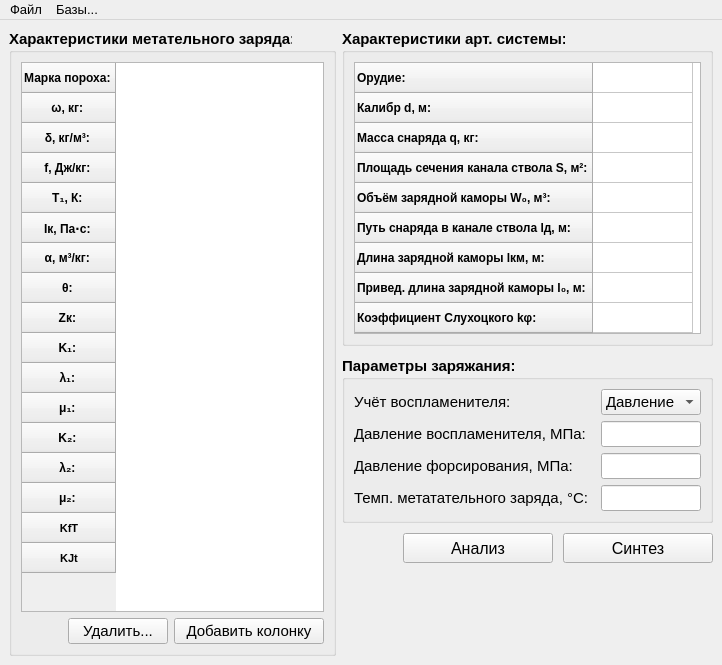
Old version of the form GUI/MainWindow/init.ui in the repository sabbraxcaddabra/IntBalOptimization.
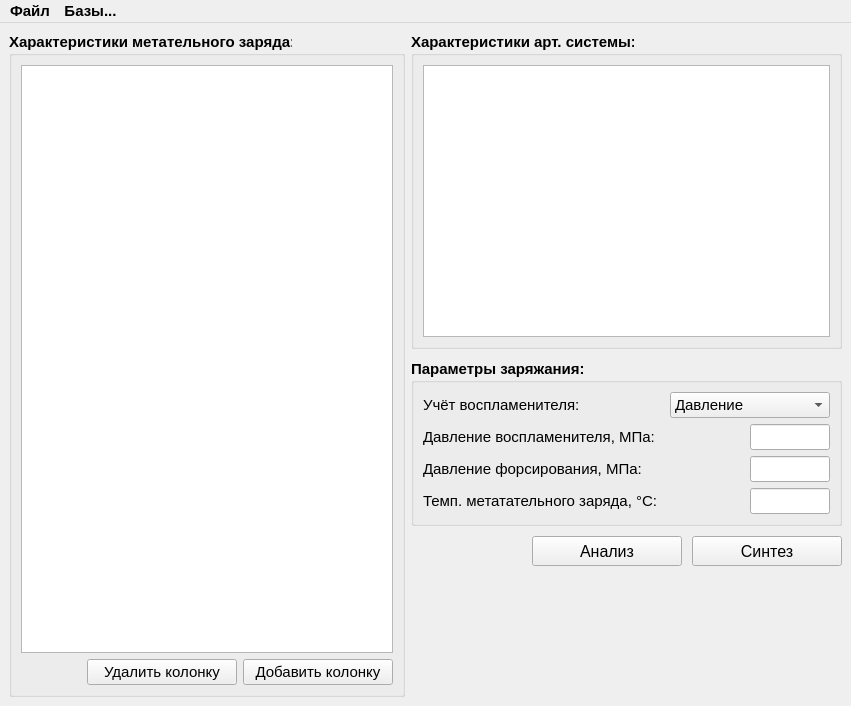
New version of the form.

Patch:
```diff
--- a/GUI/MainWindow/init.ui
+++ b/GUI/MainWindow/init.ui
@@ -9,8 +9,8 @@
    <rect>
     <x>0</x>
     <y>0</y>
-    <width>721</width>
-    <height>665</height>
+    <width>851</width>
+    <height>706</height>
    </rect>
   </property>
   <property name="sizePolicy">
@@ -100,6 +100,9 @@
     <pointsize>8</pointsize>
    </font>
   </property>
+  <property name="focusPolicy">
+   <enum>Qt::TabFocus</enum>
+  </property>
   <property name="contextMenuPolicy">
    <enum>Qt::CustomContextMenu</enum>
   </property>
@@ -154,7 +157,7 @@
             </font>
            </property>
            <property name="focusPolicy">
-            <enum>Qt::NoFocus</enum>
+            <enum>Qt::TabFocus</enum>
            </property>
            <property name="contextMenuPolicy">
             <enum>Qt::CustomContextMenu</enum>
@@ -201,182 +204,11 @@
            <attribute name="verticalHeaderMinimumSectionSize">
             <number>30</number>
            </attribute>
-           <row>
-            <property name="text">
-             <string>Орудие:</string>
-            </property>
-            <property name="font">
-             <font>
-              <weight>75</weight>
-              <bold>true</bold>
-             </font>
-            </property>
-           </row>
-           <row>
-            <property name="text">
-             <string>Калибр d, м:</string>
-            </property>
-            <property name="font">
-             <font>
-              <weight>75</weight>
-              <bold>true</bold>
-             </font>
-            </property>
-           </row>
-           <row>
-            <property name="text">
-             <string>Масса снаряда q, кг:</string>
-            </property>
-            <property name="font">
-             <font>
-              <weight>75</weight>
-              <bold>true</bold>
-             </font>
-            </property>
-           </row>
-           <row>
-            <property name="text">
-             <string>Площадь сечения канала ствола S, м²: </string>
-            </property>
-            <property name="font">
-             <font>
-              <weight>75</weight>
-              <bold>true</bold>
-             </font>
-            </property>
-           </row>
-           <row>
-            <property name="text">
-             <string>Объём зарядной каморы W₀, м³:</string>
-            </property>
-            <property name="font">
-             <font>
-              <weight>75</weight>
-              <bold>true</bold>
-             </font>
-            </property>
-           </row>
-           <row>
-            <property name="text">
-             <string>Путь снаряда в канале ствола lд, м:</string>
-            </property>
-            <property name="font">
-             <font>
-              <weight>75</weight>
-              <bold>true</bold>
-             </font>
-            </property>
-           </row>
-           <row>
-            <property name="text">
-             <string>Длина зарядной каморы lкм, м:</string>
-            </property>
-            <property name="font">
-             <font>
-              <weight>75</weight>
-              <bold>true</bold>
-             </font>
-            </property>
-           </row>
-           <row>
-            <property name="text">
-             <string>Привед. длина зарядной каморы l₀, м:</string>
-            </property>
-            <property name="font">
-             <font>
-              <weight>75</weight>
-              <bold>true</bold>
-             </font>
-            </property>
-           </row>
-           <row>
-            <property name="text">
-             <string>Коэффициент Слухоцкого kφ:</string>
-            </property>
-            <property name="font">
-             <font>
-              <weight>75</weight>
-              <bold>true</bold>
-             </font>
-            </property>
-           </row>
            <column>
             <property name="text">
              <string/>
             </property>
            </column>
-           <item row="0" column="0">
-            <property name="text">
-             <string/>
-            </property>
-            <property name="textAlignment">
-             <set>AlignCenter</set>
-            </property>
-           </item>
-           <item row="1" column="0">
-            <property name="text">
-             <string/>
-            </property>
-            <property name="textAlignment">
-             <set>AlignCenter</set>
-            </property>
-           </item>
-           <item row="2" column="0">
-            <property name="text">
-             <string/>
-            </property>
-            <property name="textAlignment">
-             <set>AlignCenter</set>
-            </property>
-           </item>
-           <item row="3" column="0">
-            <property name="text">
-             <string/>
-            </property>
-            <property name="textAlignment">
-             <set>AlignCenter</set>
-            </property>
-           </item>
-           <item row="4" column="0">
-            <property name="text">
-             <string/>
-            </property>
-            <property name="textAlignment">
-             <set>AlignCenter</set>
-            </property>
-           </item>
-           <item row="5" column="0">
-            <property name="text">
-             <string/>
-            </property>
-            <property name="textAlignment">
-             <set>AlignCenter</set>
-            </property>
-           </item>
-           <item row="6" column="0">
-            <property name="text">
-             <string/>
-            </property>
-            <property name="textAlignment">
-             <set>AlignCenter</set>
-            </property>
-           </item>
-           <item row="7" column="0">
-            <property name="text">
-             <string/>
-            </property>
-            <property name="textAlignment">
-             <set>AlignCenter</set>
-            </property>
-           </item>
-           <item row="8" column="0">
-            <property name="text">
-             <string/>
-            </property>
-            <property name="textAlignment">
-             <set>AlignCenter</set>
-            </property>
-           </item>
           </widget>
          </item>
         </layout>
@@ -395,8 +227,8 @@
          <string>Параметры заряжания:</string>
         </property>
         <layout class="QGridLayout" name="gridLayout_2">
-         <item row="1" column="0">
-          <widget class="QLabel" name="label_PressIgnit">
+         <item row="3" column="0">
+          <widget class="QLabel" name="label_Temp">
            <property name="font">
             <font>
              <pointsize>11</pointsize>
@@ -405,7 +237,7 @@
             </font>
            </property>
            <property name="text">
-            <string>Давление воспламенителя, МПа:  </string>
+            <string>Темп. метатательного заряда, °С: </string>
            </property>
           </widget>
          </item>
@@ -423,6 +255,20 @@
            </property>
           </widget>
          </item>
+         <item row="1" column="0">
+          <widget class="QLabel" name="label_PressIgnit">
+           <property name="font">
+            <font>
+             <pointsize>11</pointsize>
+             <weight>50</weight>
+             <bold>false</bold>
+            </font>
+           </property>
+           <property name="text">
+            <string>Давление воспламенителя, МПа:  </string>
+           </property>
+          </widget>
+         </item>
          <item row="0" column="0">
           <widget class="QLabel" name="label_regIgnit">
            <property name="font">
@@ -437,80 +283,6 @@
            </property>
           </widget>
          </item>
-         <item row="1" column="1">
-          <widget class="QLineEdit" name="val_PressIgnit">
-           <property name="sizePolicy">
-            <sizepolicy hsizetype="Maximum" vsizetype="Fixed">
-             <horstretch>0</horstretch>
-             <verstretch>0</verstretch>
-            </sizepolicy>
-           </property>
-           <property name="minimumSize">
-            <size>
-             <width>0</width>
-             <height>0</height>
-            </size>
-           </property>
-           <property name="maximumSize">
-            <size>
-             <width>16777215</width>
-             <height>16777215</height>
-            </size>
-           </property>
-           <property name="font">
-            <font>
-             <weight>50</weight>
-             <bold>false</bold>
-            </font>
-           </property>
-           <property name="text">
-            <string/>
-           </property>
-           <property name="maxLength">
-            <number>11</number>
-           </property>
-           <property name="alignment">
-            <set>Qt::AlignCenter</set>
-           </property>
-          </widget>
-         </item>
-         <item row="2" column="1">
-          <widget class="QLineEdit" name="val_PressForc">
-           <property name="sizePolicy">
-            <sizepolicy hsizetype="Maximum" vsizetype="Fixed">
-             <horstretch>0</horstretch>
-             <verstretch>0</verstretch>
-            </sizepolicy>
-           </property>
-           <property name="minimumSize">
-            <size>
-             <width>0</width>
-             <height>0</height>
-            </size>
-           </property>
-           <property name="maximumSize">
-            <size>
-             <width>16777215</width>
-             <height>16777215</height>
-            </size>
-           </property>
-           <property name="font">
-            <font>
-             <weight>50</weight>
-             <bold>false</bold>
-            </font>
-           </property>
-           <property name="text">
-            <string/>
-           </property>
-           <property name="maxLength">
-            <number>11</number>
-           </property>
-           <property name="alignment">
-            <set>Qt::AlignCenter</set>
-           </property>
-          </widget>
-         </item>
          <item row="0" column="1">
           <widget class="QComboBox" name="combo_regIgnit">
            <property name="sizePolicy">
@@ -521,7 +293,7 @@
            </property>
            <property name="minimumSize">
             <size>
-             <width>100</width>
+             <width>160</width>
              <height>0</height>
             </size>
            </property>
@@ -549,17 +321,65 @@
            </item>
           </widget>
          </item>
-         <item row="3" column="0">
-          <widget class="QLabel" name="label_Temp">
+         <item row="1" column="1">
+          <widget class="QLineEdit" name="val_PressIgnit">
+           <property name="sizePolicy">
+            <sizepolicy hsizetype="Maximum" vsizetype="Fixed">
+             <horstretch>0</horstretch>
+             <verstretch>0</verstretch>
+            </sizepolicy>
+           </property>
+           <property name="maximumSize">
+            <size>
+             <width>80</width>
+             <height>16777215</height>
+            </size>
+           </property>
            <property name="font">
             <font>
-             <pointsize>11</pointsize>
              <weight>50</weight>
              <bold>false</bold>
             </font>
            </property>
-           <property name="text">
-            <string>Темп. метатательного заряда, °С: </string>
+           <property name="layoutDirection">
+            <enum>Qt::RightToLeft</enum>
+           </property>
+           <property name="maxLength">
+            <number>7</number>
+           </property>
+           <property name="alignment">
+            <set>Qt::AlignCenter</set>
+           </property>
+          </widget>
+         </item>
+         <item row="2" column="1">
+          <widget class="QLineEdit" name="val_PressForc">
+           <property name="sizePolicy">
+            <sizepolicy hsizetype="Maximum" vsizetype="Fixed">
+             <horstretch>0</horstretch>
+             <verstretch>0</verstretch>
+            </sizepolicy>
+           </property>
+           <property name="maximumSize">
+            <size>
+             <width>80</width>
+             <height>16777215</height>
+            </size>
+           </property>
+           <property name="font">
+            <font>
+             <weight>50</weight>
+             <bold>false</bold>
+            </font>
+           </property>
+           <property name="layoutDirection">
+            <enum>Qt::RightToLeft</enum>
+           </property>
+           <property name="maxLength">
+            <number>7</number>
+           </property>
+           <property name="alignment">
+            <set>Qt::AlignCenter</set>
            </property>
           </widget>
          </item>
@@ -573,7 +393,7 @@
            </property>
            <property name="maximumSize">
             <size>
-             <width>16777215</width>
+             <width>80</width>
              <height>16777215</height>
             </size>
            </property>
@@ -583,11 +403,11 @@
              <bold>false</bold>
             </font>
            </property>
-           <property name="text">
-            <string/>
+           <property name="layoutDirection">
+            <enum>Qt::RightToLeft</enum>
            </property>
            <property name="maxLength">
-            <number>11</number>
+            <number>7</number>
            </property>
            <property name="alignment">
             <set>Qt::AlignCenter</set>
@@ -625,6 +445,9 @@
             <pointsize>12</pointsize>
            </font>
           </property>
+          <property name="focusPolicy">
+           <enum>Qt::TabFocus</enum>
+          </property>
           <property name="contextMenuPolicy">
            <enum>Qt::NoContextMenu</enum>
           </property>
@@ -646,6 +469,9 @@
             <pointsize>12</pointsize>
            </font>
           </property>
+          <property name="focusPolicy">
+           <enum>Qt::TabFocus</enum>
+          </property>
           <property name="text">
            <string>Синтез</string>
           </property>
@@ -710,7 +536,7 @@
           </font>
          </property>
          <property name="focusPolicy">
-          <enum>Qt::NoFocus</enum>
+          <enum>Qt::TabFocus</enum>
          </property>
          <property name="verticalScrollBarPolicy">
           <enum>Qt::ScrollBarAsNeeded</enum>
@@ -736,248 +562,6 @@
          <attribute name="verticalHeaderMinimumSectionSize">
           <number>30</number>
          </attribute>
-         <row>
-          <property name="text">
-           <string>Марка пороха: </string>
-          </property>
-          <property name="font">
-           <font>
-            <weight>75</weight>
-            <bold>true</bold>
-           </font>
-          </property>
-          <property name="textAlignment">
-           <set>AlignCenter</set>
-          </property>
-         </row>
-         <row>
-          <property name="text">
-           <string>ω, кг: </string>
-          </property>
-          <property name="font">
-           <font>
-            <weight>75</weight>
-            <bold>true</bold>
-           </font>
-          </property>
-          <property name="textAlignment">
-           <set>AlignCenter</set>
-          </property>
-         </row>
-         <row>
-          <property name="text">
-           <string>δ, кг/м³: </string>
-          </property>
-          <property name="font">
-           <font>
-            <weight>75</weight>
-            <bold>true</bold>
-           </font>
-          </property>
-          <property name="textAlignment">
-           <set>AlignCenter</set>
-          </property>
-         </row>
-         <row>
-          <property name="text">
-           <string>f, Дж/кг: </string>
-          </property>
-          <property name="font">
-           <font>
-            <weight>75</weight>
-            <bold>true</bold>
-           </font>
-          </property>
-          <property name="textAlignment">
-           <set>AlignCenter</set>
-          </property>
-         </row>
-         <row>
-          <property name="text">
-           <string>T₁, К: </string>
-          </property>
-          <property name="font">
-           <font>
-            <weight>75</weight>
-            <bold>true</bold>
-           </font>
-          </property>
-          <property name="textAlignment">
-           <set>AlignCenter</set>
-          </property>
-         </row>
-         <row>
-          <property name="text">
-           <string>Iк, Па⋅с: </string>
-          </property>
-          <property name="font">
-           <font>
-            <weight>75</weight>
-            <bold>true</bold>
-           </font>
-          </property>
-          <property name="textAlignment">
-           <set>AlignCenter</set>
-          </property>
-         </row>
-         <row>
-          <property name="text">
-           <string>α, м³/кг: </string>
-          </property>
-          <property name="font">
-           <font>
-            <weight>75</weight>
-            <bold>true</bold>
-           </font>
-          </property>
-          <property name="textAlignment">
-           <set>AlignCenter</set>
-          </property>
-         </row>
-         <row>
-          <property name="text">
-           <string>θ: </string>
-          </property>
-          <property name="font">
-           <font>
-            <weight>75</weight>
-            <bold>true</bold>
-           </font>
-          </property>
-          <property name="textAlignment">
-           <set>AlignCenter</set>
-          </property>
-         </row>
-         <row>
-          <property name="text">
-           <string>Zк: </string>
-          </property>
-          <property name="font">
-           <font>
-            <weight>75</weight>
-            <bold>true</bold>
-           </font>
-          </property>
-          <property name="textAlignment">
-           <set>AlignCenter</set>
-          </property>
-         </row>
-         <row>
-          <property name="text">
-           <string>Κ₁: </string>
-          </property>
-          <property name="font">
-           <font>
-            <weight>75</weight>
-            <bold>true</bold>
-           </font>
-          </property>
-          <property name="textAlignment">
-           <set>AlignCenter</set>
-          </property>
-         </row>
-         <row>
-          <property name="text">
-           <string>λ₁: </string>
-          </property>
-          <property name="font">
-           <font>
-            <weight>75</weight>
-            <bold>true</bold>
-           </font>
-          </property>
-          <property name="textAlignment">
-           <set>AlignCenter</set>
-          </property>
-         </row>
-         <row>
-          <property name="text">
-           <string>μ₁: </string>
-          </property>
-          <property name="font">
-           <font>
-            <weight>75</weight>
-            <bold>true</bold>
-           </font>
-          </property>
-          <property name="textAlignment">
-           <set>AlignCenter</set>
-          </property>
-         </row>
-         <row>
-          <property name="text">
-           <string>Κ₂: </string>
-          </property>
-          <property name="font">
-           <font>
-            <weight>75</weight>
-            <bold>true</bold>
-           </font>
-          </property>
-          <property name="textAlignment">
-           <set>AlignCenter</set>
-          </property>
-         </row>
-         <row>
-          <property name="text">
-           <string>λ₂: </string>
-          </property>
-          <property name="font">
-           <font>
-            <weight>75</weight>
-            <bold>true</bold>
-           </font>
-          </property>
-          <property name="textAlignment">
-           <set>AlignCenter</set>
-          </property>
-         </row>
-         <row>
-          <property name="text">
-           <string>μ₂: </string>
-          </property>
-          <property name="font">
-           <font>
-            <weight>75</weight>
-            <bold>true</bold>
-           </font>
-          </property>
-          <property name="textAlignment">
-           <set>AlignCenter</set>
-          </property>
-         </row>
-         <row>
-          <property name="text">
-           <string>KfT</string>
-          </property>
-          <property name="font">
-           <font>
-            <family>MS Shell Dlg 2</family>
-            <pointsize>8</pointsize>
-            <weight>75</weight>
-            <bold>true</bold>
-           </font>
-          </property>
-          <property name="textAlignment">
-           <set>AlignCenter</set>
-          </property>
-         </row>
-         <row>
-          <property name="text">
-           <string>KJt</string>
-          </property>
-          <property name="font">
-           <font>
-            <family>MS Shell Dlg 2</family>
-            <pointsize>8</pointsize>
-            <weight>75</weight>
-            <bold>true</bold>
-           </font>
-          </property>
-          <property name="textAlignment">
-           <set>AlignCenter</set>
-          </property>
-         </row>
         </widget>
        </item>
        <item>
@@ -999,7 +583,7 @@
           <widget class="QPushButton" name="butt_del">
            <property name="minimumSize">
             <size>
-             <width>100</width>
+             <width>150</width>
              <height>0</height>
             </size>
            </property>
@@ -1010,8 +594,11 @@
              <bold>false</bold>
             </font>
            </property>
+           <property name="focusPolicy">
+            <enum>Qt::TabFocus</enum>
+           </property>
            <property name="text">
-            <string>Удалить...</string>
+            <string>Удалить колонку</string>
            </property>
           </widget>
          </item>
@@ -1030,6 +617,9 @@
              <bold>false</bold>
             </font>
            </property>
+           <property name="focusPolicy">
+            <enum>Qt::TabFocus</enum>
+           </property>
            <property name="text">
             <string>Добавить колонку</string>
            </property>
@@ -1050,13 +640,15 @@
     <rect>
      <x>0</x>
      <y>0</y>
-     <width>721</width>
-     <height>23</height>
+     <width>851</width>
+     <height>26</height>
     </rect>
    </property>
    <property name="font">
     <font>
-     <pointsize>10</pointsize>
+     <pointsize>11</pointsize>
+     <weight>75</weight>
+     <bold>true</bold>
      <strikeout>false</strikeout>
     </font>
    </property>
@@ -1091,9 +683,9 @@
    </property>
    <property name="font">
     <font>
-     <pointsize>10</pointsize>
-     <weight>75</weight>
-     <bold>true</bold>
+     <pointsize>11</pointsize>
+     <weight>50</weight>
+     <bold>false</bold>
     </font>
    </property>
   </action>
@@ -1103,9 +695,9 @@
    </property>
    <property name="font">
     <font>
-     <pointsize>10</pointsize>
-     <weight>75</weight>
-     <bold>true</bold>
+     <pointsize>11</pointsize>
+     <weight>50</weight>
+     <bold>false</bold>
     </font>
    </property>
   </action>
@@ -1115,9 +707,9 @@
    </property>
    <property name="font">
     <font>
-     <pointsize>10</pointsize>
-     <weight>75</weight>
-     <bold>true</bold>
+     <pointsize>11</pointsize>
+     <weight>50</weight>
+     <bold>false</bold>
     </font>
    </property>
   </action>
@@ -1127,9 +719,9 @@
    </property>
    <property name="font">
     <font>
-     <pointsize>10</pointsize>
-     <weight>75</weight>
-     <bold>true</bold>
+     <pointsize>11</pointsize>
+     <weight>50</weight>
+     <bold>false</bold>
     </font>
    </property>
   </action>
@@ -1144,7 +736,9 @@
    </property>
    <property name="font">
     <font>
-     <pointsize>10</pointsize>
+     <pointsize>11</pointsize>
+     <weight>50</weight>
+     <bold>false</bold>
     </font>
    </property>
   </action>
```
